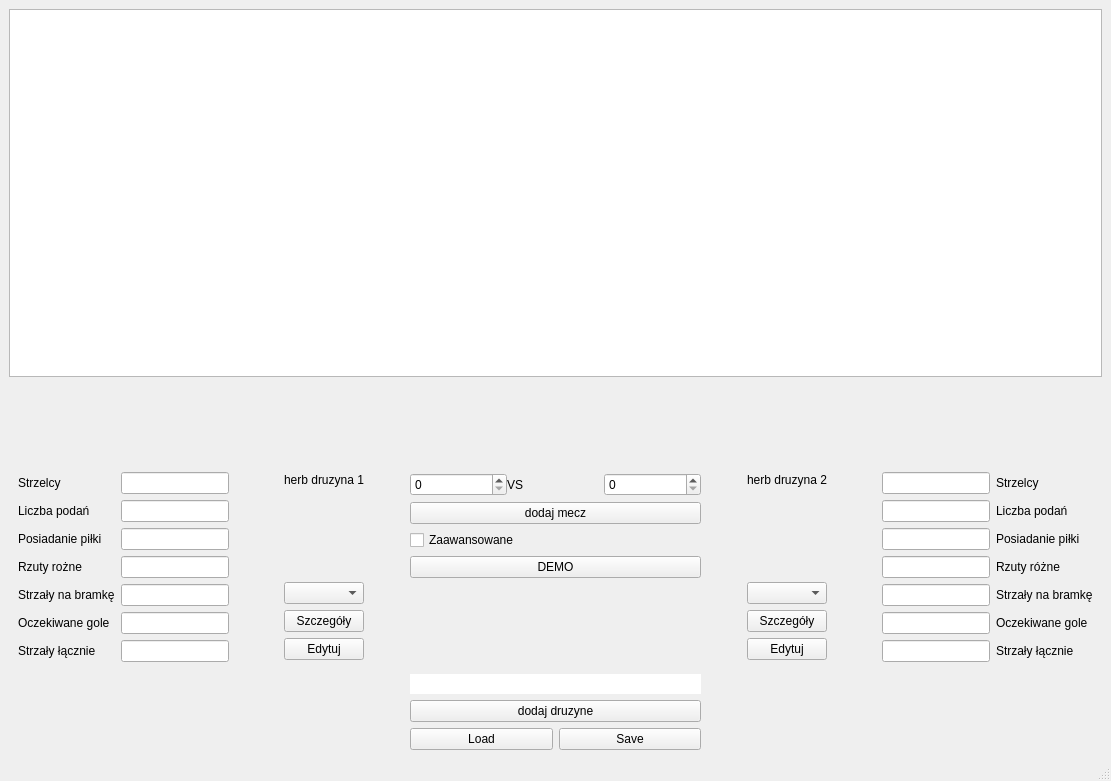
Above: mainwindow.ui from Kperp8/tournament-tracker-PL before the change. Below: the same form after it.
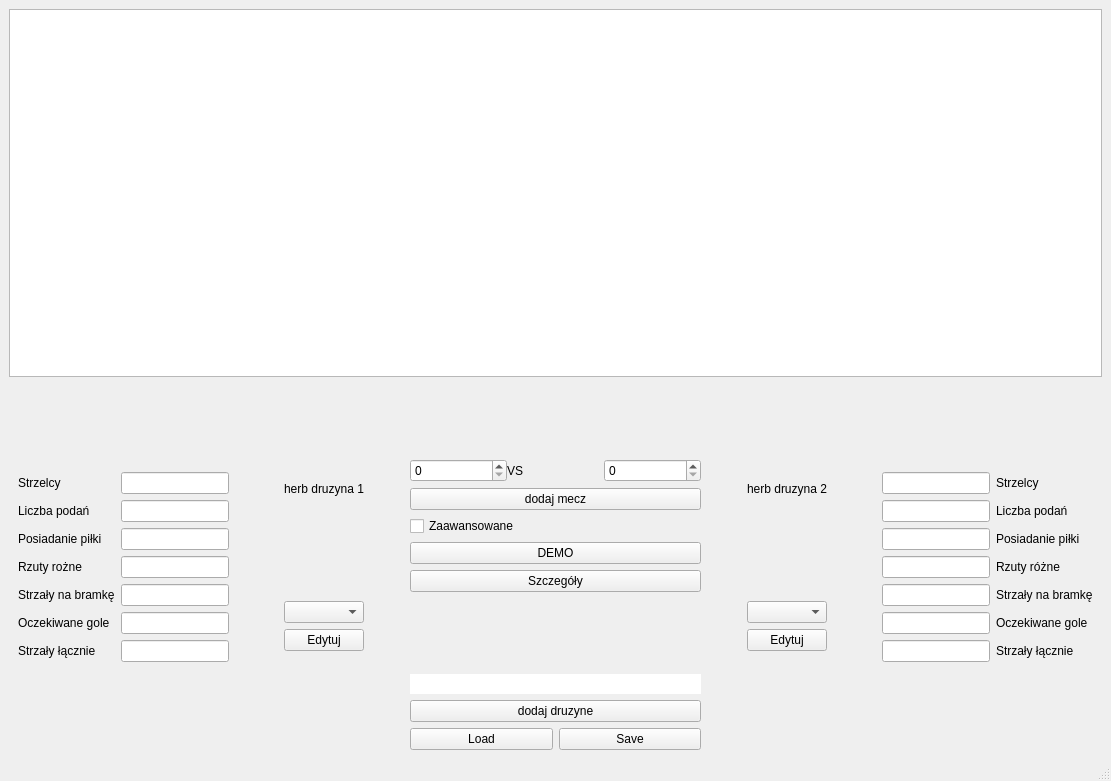
That is the form after the change.

The edit to the form file:
```diff
--- a/mainwindow.ui
+++ b/mainwindow.ui
@@ -178,13 +178,6 @@
           <item>
            <widget class="QComboBox" name="select_A"/>
           </item>
-          <item>
-           <widget class="QPushButton" name="details_A">
-            <property name="text">
-             <string>Szczegóły</string>
-            </property>
-           </widget>
-          </item>
           <item>
            <widget class="QPushButton" name="edytuj_A">
             <property name="text">
@@ -221,7 +214,7 @@
          </spacer>
         </item>
         <item>
-         <layout class="QVBoxLayout" name="verticalLayout_4" stretch="0,0,0,0,0,0,0,0,0">
+         <layout class="QVBoxLayout" name="verticalLayout_4" stretch="0,0,0,0,0,0,0,0,0,0">
           <item>
            <spacer name="verticalSpacer_8">
             <property name="orientation">
@@ -282,6 +275,13 @@
             </property>
            </widget>
           </item>
+          <item>
+           <widget class="QPushButton" name="details">
+            <property name="text">
+             <string>Szczegóły</string>
+            </property>
+           </widget>
+          </item>
           <item>
            <spacer name="verticalSpacer_9">
             <property name="orientation">
@@ -398,13 +398,6 @@
           <item>
            <widget class="QComboBox" name="select_B"/>
           </item>
-          <item>
-           <widget class="QPushButton" name="details_B">
-            <property name="text">
-             <string>Szczegóły</string>
-            </property>
-           </widget>
-          </item>
           <item>
            <widget class="QPushButton" name="edytuj_B">
             <property name="text">
```
